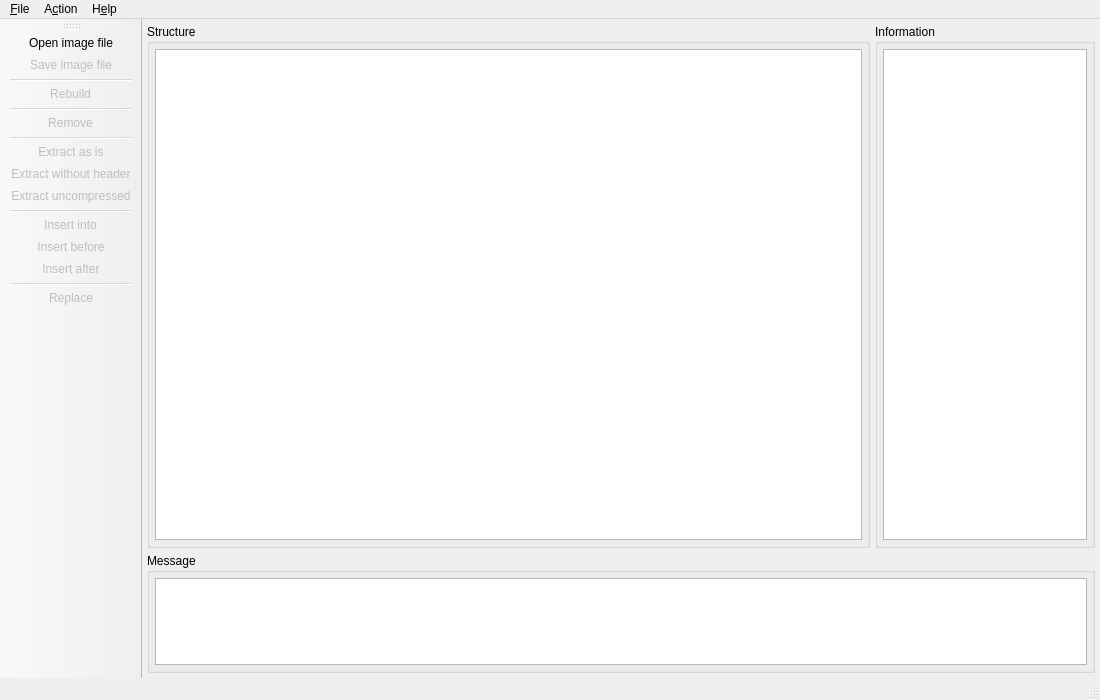
Old version of the form uefitool.ui in the repository LongSoft/UEFITool.
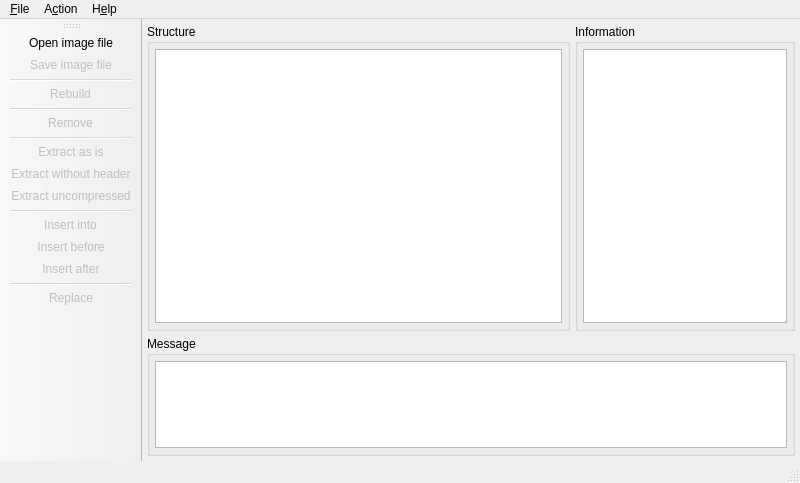
New version of the form.

```diff
--- a/uefitool.ui
+++ b/uefitool.ui
@@ -6,8 +6,8 @@
    <rect>
     <x>0</x>
     <y>0</y>
-    <width>1100</width>
-    <height>700</height>
+    <width>800</width>
+    <height>483</height>
    </rect>
   </property>
   <property name="sizePolicy">
@@ -56,12 +56,6 @@
        </property>
        <item row="0" column="0" colspan="2">
         <widget class="QTreeView" name="structureTreeView">
-         <property name="font">
-          <font>
-           <family>Consolas</family>
-           <pointsize>10</pointsize>
-          </font>
-         </property>
          <property name="indentation">
           <number>10</number>
          </property>
@@ -114,12 +108,6 @@
            <verstretch>0</verstretch>
           </sizepolicy>
          </property>
-         <property name="font">
-          <font>
-           <family>Consolas</family>
-           <pointsize>10</pointsize>
-          </font>
-         </property>
          <property name="undoRedoEnabled">
           <bool>false</bool>
          </property>
@@ -202,8 +190,8 @@
     <rect>
      <x>0</x>
      <y>0</y>
-     <width>1100</width>
-     <height>21</height>
+     <width>800</width>
+     <height>22</height>
     </rect>
    </property>
    <widget class="QMenu" name="menuFile">
```
Left out of the diff: 2 changed lines with no effect on the pictures.
